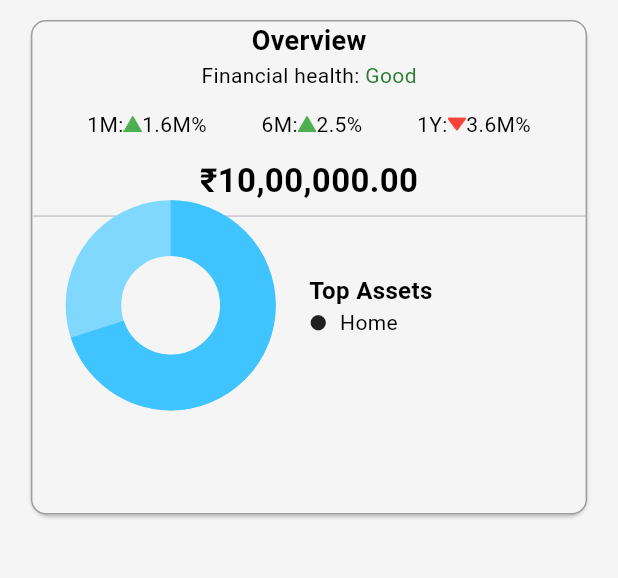
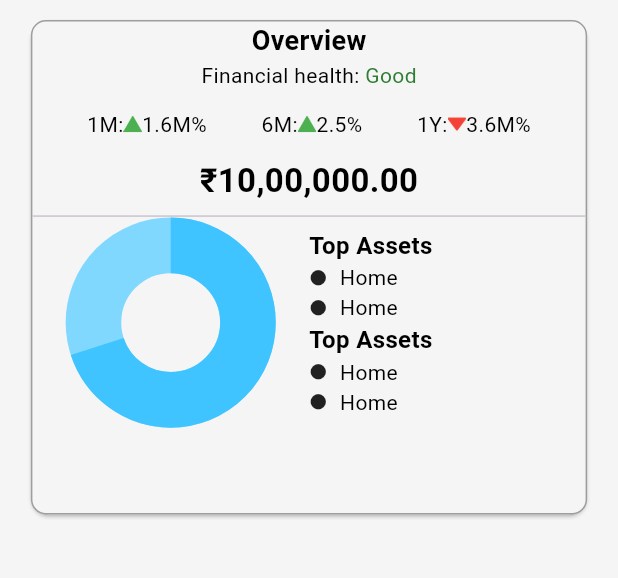
Before and after one commit to ArslanXXQazi/Finance-Tracker, a Flutter app: the PortfolioNavView screen opened directly, on a phone screen of 412 x 824 dp, the part 70-648 px from its top. Run offline on Flutter 3.47's test engine with Material 3 defaults, Android fonts, the phone set to English and light mode, and no system bars; drawn by our look-alikes of flutter_animate; our stand-ins replace fl_chart, persistent_bottom_nav_bar.

Commit message:
Update portfolio_nav_view.dart

```diff
--- a/finance_tracker/lib/src/views/nav_bar_view/portfolio_nav_view/portfolio_nav_view.dart
+++ b/finance_tracker/lib/src/views/nav_bar_view/portfolio_nav_view/portfolio_nav_view.dart
@@ -98,7 +98,23 @@ class PortfolioNavView extends StatelessWidget {
                           Icon(Icons.circle,size: width*.03,),
                           SizedBox(width: width*.02,),
                           CustomText(text: "Home"),
-                        ],)
+                        ],),
+                          Row(children: [
+                            Icon(Icons.circle,size: width*.03,),
+                            SizedBox(width: width*.02,),
+                            CustomText(text: "Home"),
+                          ],),
+                          BoldText(text: 'Top Assets',fontSize: 16,),
+                          Row(children: [
+                            Icon(Icons.circle,size: width*.03,),
+                            SizedBox(width: width*.02,),
+                            CustomText(text: "Home"),
+                          ],),
+                          Row(children: [
+                            Icon(Icons.circle,size: width*.03,),
+                            SizedBox(width: width*.02,),
+                            CustomText(text: "Home"),
+                          ],)
                       ],))
                     ],),
 
```
